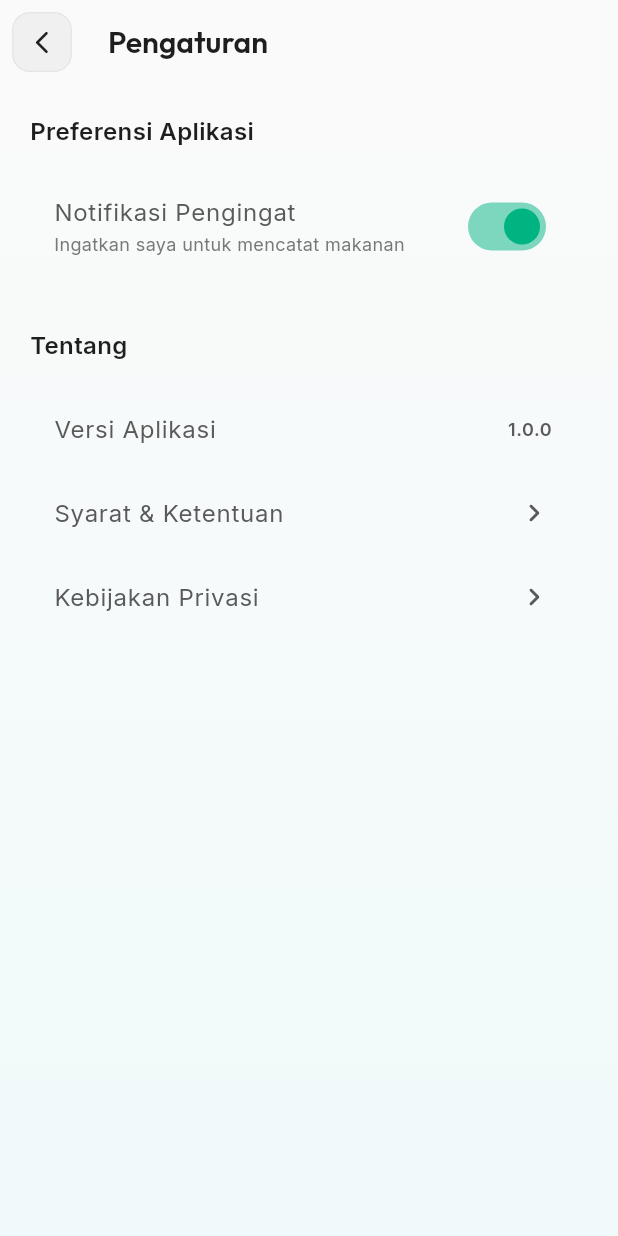
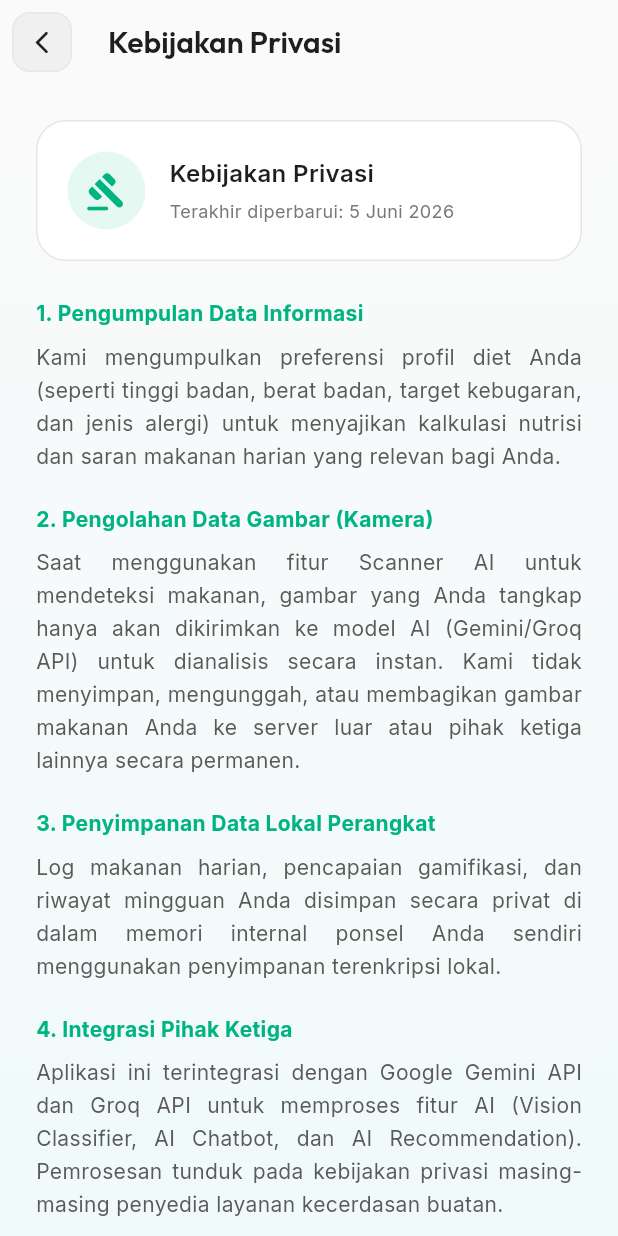
Before and after one commit to Fikkanel/NutriMove, a Flutter app: the SettingsScreen screen opened by its route, after a tap on "Kebijakan Privasi", on a phone screen of 412 x 824 dp. Run offline on Flutter 3.47's test engine with Material 3 defaults, Android fonts, the phone set to English and light mode, and no system bars; our stand-ins replace camera, cloud_firestore, firebase_auth, firebase_core, fl_chart, flutter_markdown and 6 more; accounts and stored records are empty.

Commit message:
feat: implement Terms & Conditions and Privacy Policy screens accessible from Settings

```diff
--- a/lib/core/router/app_router.dart
+++ b/lib/core/router/app_router.dart
@@ -19,6 +19,7 @@ import '../../features/profile/presentation/screens/edit_profile_screen.dart';
 import '../../features/profile/presentation/screens/allergen_settings_screen.dart';
 import '../../features/profile/presentation/screens/diet_goal_screen.dart';
 import '../../features/profile/presentation/screens/settings_screen.dart';
+import '../../features/profile/presentation/screens/terms_policy_screen.dart';
 import '../../features/nutrigrade/presentation/screens/food_detail_screen.dart';
 import '../../features/nutrigrade/presentation/screens/recommendation_screen.dart';
 import '../../features/gamification/presentation/screens/achievements_screen.dart';
@@ -140,6 +141,13 @@ class AppRouter {
         builder: (context, state) => const SettingsScreen(),
       ),
       GoRoute(
+        path: '/settings/terms-policy',
+        builder: (context, state) {
+          final type = state.uri.queryParameters['type'] ?? 'terms';
+          return TermsPolicyScreen(type: type);
+        },
+      ),
+      GoRoute(
         path: '/meal/edit',
         builder: (context, state) {
           final extra = state.extra as Map<String, dynamic>;
--- a/lib/features/profile/presentation/screens/settings_screen.dart
+++ b/lib/features/profile/presentation/screens/settings_screen.dart
@@ -1,4 +1,5 @@
 import 'package:flutter/material.dart';
+import 'package:go_router/go_router.dart';
 import '../../../../core/theme/app_colors.dart';
 import '../../../../core/theme/app_typography.dart';
 import '../../../../shared/widgets/custom_app_bar.dart';
@@ -42,12 +43,12 @@ class _SettingsScreenState extends State<SettingsScreen> {
               ListTile(
                 title: Text('Syarat & Ketentuan', style: AppTypography.bodyLarge),
                 trailing: Icon(Icons.chevron_right_rounded, color: AppColors.textSecondary),
-                onTap: () {},
+                onTap: () => context.push('/settings/terms-policy?type=terms'),
               ),
               ListTile(
                 title: Text('Kebijakan Privasi', style: AppTypography.bodyLarge),
                 trailing: Icon(Icons.chevron_right_rounded, color: AppColors.textSecondary),
-                onTap: () {},
+                onTap: () => context.push('/settings/terms-policy?type=policy'),
               ),
             ],
           ),
--- /dev/null
+++ b/lib/features/profile/presentation/screens/terms_policy_screen.dart
@@ -0,0 +1,178 @@
+import 'package:flutter/material.dart';
+import '../../../../core/theme/app_colors.dart';
+import '../../../../core/theme/app_typography.dart';
+import '../../../../shared/widgets/custom_app_bar.dart';
+
+/// Layar untuk menampilkan Syarat & Ketentuan atau Kebijakan Privasi secara dinamis.
+class TermsPolicyScreen extends StatelessWidget {
+  final String type; // 'terms' atau 'policy'
+
+  const TermsPolicyScreen({super.key, required this.type});
+
+  @override
+  Widget build(BuildContext context) {
+    final isTerms = type == 'terms';
+    final title = isTerms ? 'Syarat & Ketentuan' : 'Kebijakan Privasi';
+
+    return Scaffold(
+      appBar: CustomAppBar(title: title, showBack: true),
+      body: Container(
+        decoration: BoxDecoration(gradient: AppColors.backgroundGradient),
+        child: SafeArea(
+          child: SingleChildScrollView(
+            padding: const EdgeInsets.all(24),
+            child: Column(
+              crossAxisAlignment: CrossAxisAlignment.start,
+              children: [
+                // Header Ringkas
+                Container(
+                  padding: const EdgeInsets.all(20),
+                  decoration: BoxDecoration(
+                    color: AppColors.surfaceCard,
+                    borderRadius: BorderRadius.circular(20),
+                    border: Border.all(color: AppColors.border),
+                  ),
+                  child: Row(
+                    children: [
+                      Container(
+                        padding: const EdgeInsets.all(12),
+                        decoration: BoxDecoration(
+                          color: AppColors.primary.withValues(alpha: 0.1),
+                          shape: BoxShape.circle,
+                        ),
+                        child: Icon(
+                          isTerms ? Icons.description_rounded : Icons.gavel_rounded,
+                          color: AppColors.primary,
+                          size: 28,
+                        ),
+                      ),
+                      const SizedBox(width: 16),
+                      Expanded(
+                        child: Column(
+                          crossAxisAlignment: CrossAxisAlignment.start,
+                          children: [
+                            Text(
+                              title,
+                              style: AppTypography.titleMedium,
+                            ),
+                            const SizedBox(height: 4),
+                            Text(
+                              'Terakhir diperbarui: 5 Juni 2026',
+                              style: AppTypography.bodySmall,
+                            ),
+                          ],
+                        ),
+                      ),
+                    ],
+                  ),
+                ),
+                const SizedBox(height: 24),
+
+                // Konten Hukum Utama
+                if (isTerms) ..._buildTermsContent() else ..._buildPolicyContent(),
+
+                const SizedBox(height: 32),
+
+                // Tombol Setuju / Tutup
+                SizedBox(
+                  width: double.infinity,
+                  child: ElevatedButton(
+                    style: ElevatedButton.styleFrom(
+                      backgroundColor: AppColors.primary,
+                      foregroundColor: Colors.white,
+                      padding: const EdgeInsets.symmetric(vertical: 16),
+                      shape: RoundedRectangleBorder(
+                        borderRadius: BorderRadius.circular(16),
+                      ),
+                      elevation: 0,
+                    ),
+                    onPressed: () => Navigator.pop(context),
+                    child: const Text(
+                      'Saya Mengerti',
+                      style: TextStyle(fontWeight: FontWeight.w600, fontSize: 16),
+                    ),
+                  ),
+                ),
+                const SizedBox(height: 16),
+              ],
+            ),
+          ),
+        ),
+      ),
+    );
+  }
+
+  // Membuat konten terstruktur untuk Syarat & Ketentuan
+  List<Widget> _buildTermsContent() {
+    return [
+      _buildSection(
+        '1. Penerimaan Ketentuan',
+        'Dengan mengunduh, memasang, atau menggunakan aplikasi NutriMove, Anda menyatakan telah membaca, memahami, dan menyetujui untuk terikat oleh seluruh syarat dan ketentuan penggunaan ini.',
+      ),
+      _buildSection(
+        '2. Batasan Tanggung Jawab Medis (Disclaimer)',
+        'NutriMove menggunakan teknologi AI (Gemini Vision & LLaMA) untuk mendeteksi makanan dan mengestimasikan kalori serta makronutrisi. Hasil analisis dan rekomendasi gizi yang disediakan oleh aplikasi ini bersifat estimasi informatif dan BUKAN merupakan saran medis atau medis profesional. Selalu konsultasikan dengan dokter atau ahli gizi berlisensi sebelum melakukan perubahan diet ekstrem.',
+      ),
+      _buildSection(
+        '3. Keamanan Alergi Pengguna',
+        'Meskipun aplikasi ini menyediakan fitur pemfilteran alergi, pengguna bertanggung jawab penuh untuk memverifikasi bahan makanan secara langsung sebelum mengonsumsinya. NutriMove tidak bertanggung jawab atas reaksi alergi, keracunan, atau dampak kesehatan lainnya dari makanan yang direkomendasikan aplikasi.',
+      ),
+      _buildSection(
+        '4. Akun & Kredensial',
+        'Anda bertanggung jawab atas keamanan data pribadi Anda di dalam perangkat. Data preferensi diet, alergi, dan log makanan harian Anda disimpan secara lokal di memori penyimpanan perangkat Anda sendiri.',
+      ),
+      _buildSection(
+        '5. Hak Kekayaan Intelektual',
+        'Seluruh logo, desain, aset visual, dan kode sumber aplikasi NutriMove sepenuhnya dilindungi undang-undang hak cipta dan merupakan hak kekayaan intelektual milik pengembang.',
+      ),
+    ];
+  }
+
+  // Membuat konten terstruktur untuk Kebijakan Privasi
+  List<Widget> _buildPolicyContent() {
+    return [
+      _buildSection(
+        '1. Pengumpulan Data Informasi',
+        'Kami mengumpulkan preferensi profil diet Anda (seperti tinggi badan, berat badan, target kebugaran, dan jenis alergi) untuk menyajikan kalkulasi nutrisi dan saran makanan harian yang relevan bagi Anda.',
+      ),
+      _buildSection(
+        '2. Pengolahan Data Gambar (Kamera)',
+        'Saat menggunakan fitur Scanner AI untuk mendeteksi makanan, gambar yang Anda tangkap hanya akan dikirimkan ke model AI (Gemini/Groq API) untuk dianalisis secara instan. Kami tidak menyimpan, mengunggah, atau membagikan gambar makanan Anda ke server luar atau pihak ketiga lainnya secara permanen.',
+      ),
+      _buildSection(
+        '3. Penyimpanan Data Lokal Perangkat',
+        'Log makanan harian, pencapaian gamifikasi, dan riwayat mingguan Anda disimpan secara privat di dalam memori internal ponsel Anda sendiri menggunakan penyimpanan terenkripsi lokal.',
+      ),
+      _buildSection(
+        '4. Integrasi Pihak Ketiga',
+        'Aplikasi ini terintegrasi dengan Google Gemini API dan Groq API untuk memproses fitur AI (Vision Classifier, AI Chatbot, dan AI Recommendation). Pemrosesan tunduk pada kebijakan privasi masing-masing penyedia layanan kecerdasan buatan.',
+      ),
+      _buildSection(
+        '5. Penghapusan Informasi',
+        'Anda dapat menghapus seluruh riwayat log makanan, setelan alergi, dan data profil Anda secara instan kapan saja dengan membersihkan data aplikasi (clear data) lewat pengaturan sistem ponsel Anda.',
+      ),
+    ];
+  }
+
+  // Widget pembantu untuk menampilkan bagian dengan layout yang indah
+  Widget _buildSection(String heading, String body) {
+    return Padding(
+      padding: const EdgeInsets.only(bottom: 20),
+      child: Column(
+        crossAxisAlignment: CrossAxisAlignment.start,
+        children: [
+          Text(
+            heading,
+            style: AppTypography.titleSmall.copyWith(color: AppColors.primary, fontWeight: FontWeight.bold),
+          ),
+          const SizedBox(height: 8),
+          Text(
+            body,
+            style: AppTypography.bodyMedium.copyWith(height: 1.6),
+            textAlign: TextAlign.justify,
+          ),
+        ],
+      ),
+    );
+  }
+}
```
